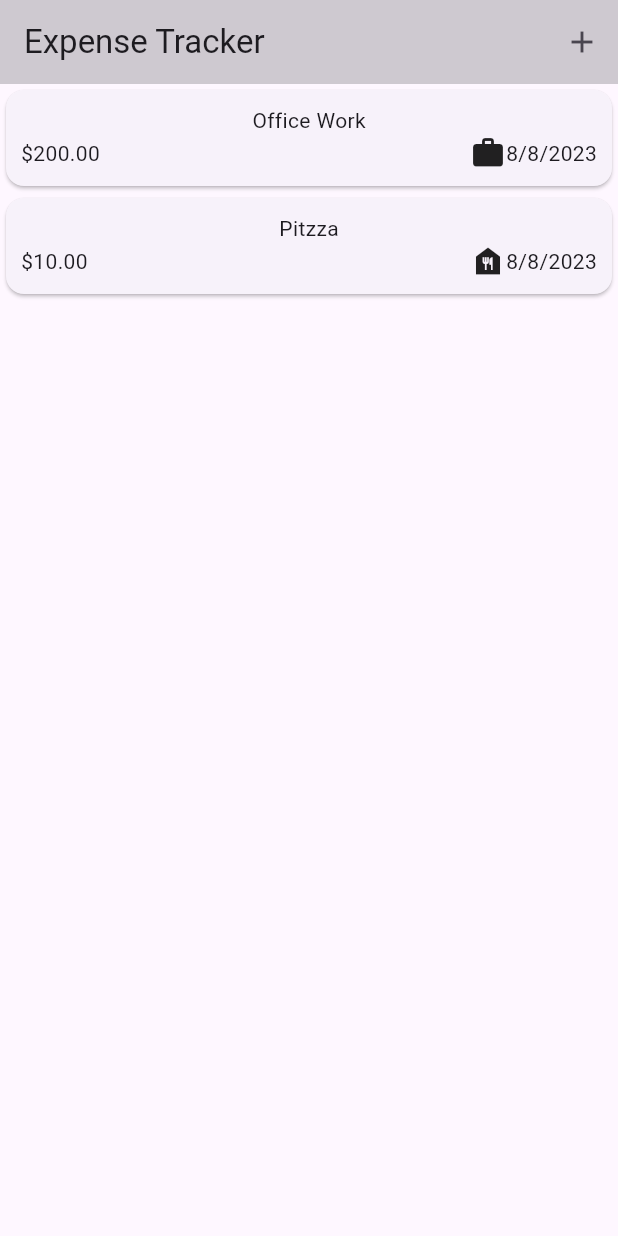
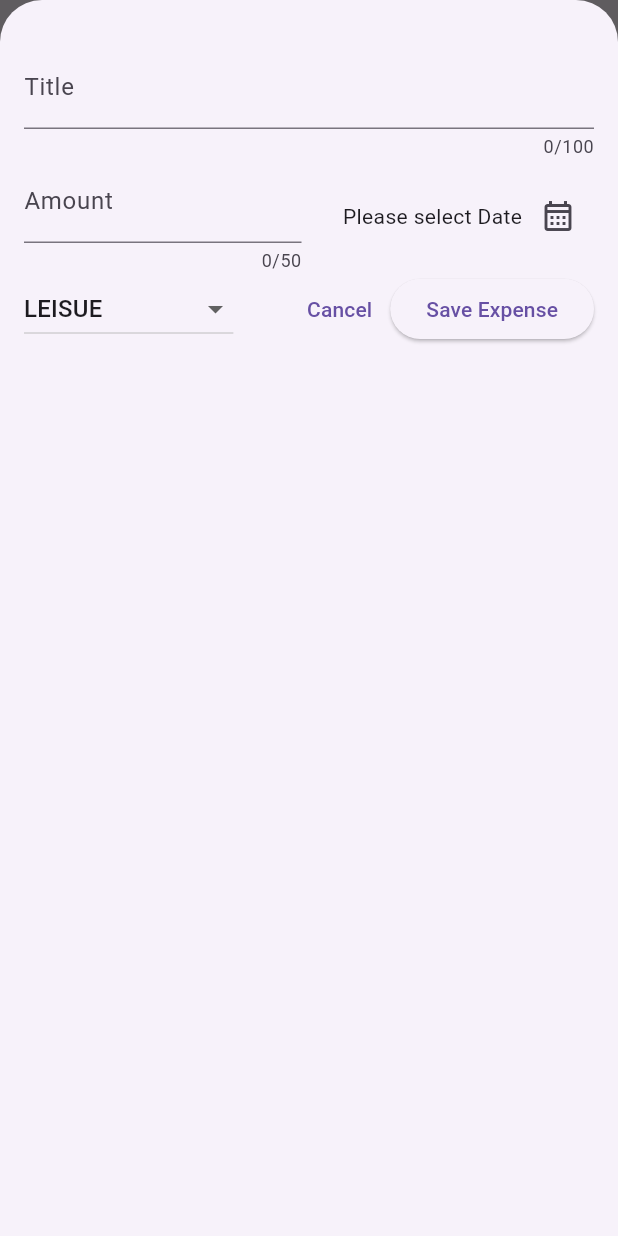
Before and after one commit to nitish97083/FlutterProjects, a Flutter app: the screen it shows after launch, after a tap on the "add" icon, on a phone screen of 412 x 824 dp. Run offline on Flutter 3.47's test engine with Material 2 defaults, Android fonts, the phone set to English and light mode, and no system bars.

Commit message:
App completed

```diff
--- a/lib/homePage.dart
+++ b/lib/homePage.dart
@@ -13,7 +13,7 @@ class _HomePageState extends State<HomePage> {
   Widget build(BuildContext context) {
     return Scaffold(
       appBar: AppBar(
-        backgroundColor: Color.fromARGB(66, 79, 79, 79),
+        backgroundColor: const Color.fromARGB(66, 79, 79, 79),
         title: const Text("Expense Tracker"),
         elevation: 0.5,
         actions: [
--- a/lib/main.dart
+++ b/lib/main.dart
@@ -1,4 +1,4 @@
-import 'package:expense_tracker/homePage.dart';
+import 'package:expense_tracker/widget/expenses.dart';
 import 'package:flutter/material.dart';
 
 void main() {
@@ -6,6 +6,6 @@ void main() {
     theme: ThemeData(
       useMaterial3: true,
     ),
-    home: HomePage(),
+    home: const Expenese(),
   ));
 }
--- a/lib/widget/expenseList/expenseList.dart
+++ b/lib/widget/expenseList/expenseList.dart
@@ -3,8 +3,10 @@ import 'package:expense_tracker/widget/expenseList/expenseItem.dart';
 import 'package:flutter/material.dart';
 
 class ExpenseList extends StatefulWidget {
-  const ExpenseList({super.key, required this.expensesList});
+  const ExpenseList(
+      {super.key, required this.expensesList, required this.onRemoveExpense});
   final List<Expense> expensesList;
+  final void Function(Expense expense) onRemoveExpense;
 
   @override
   State<ExpenseList> createState() => _ExpenseListState();
@@ -16,7 +18,12 @@ class _ExpenseListState extends State<ExpenseList> {
     return ListView.builder(
         itemCount: widget.expensesList.length,
         itemBuilder: (ctx, index) {
-          return ExpenseItem(expense: widget.expensesList[index]);
+          return Dismissible(
+              onDismissed: (direction) {
+                widget.onRemoveExpense(widget.expensesList[index]);
+              },
+              key: ValueKey(widget.expensesList[index]),
+              child: ExpenseItem(expense: widget.expensesList[index]));
         });
   }
 }
--- a/lib/widget/expenses.dart
+++ b/lib/widget/expenses.dart
@@ -1,4 +1,5 @@
 import 'package:expense_tracker/DataModel/expense.dart';
+import 'package:expense_tracker/widget/new_expense.dart';
 import 'package:flutter/material.dart';
 
 import 'expenseList/expenseList.dart';
@@ -11,7 +12,7 @@ class Expenese extends StatefulWidget {
 }
 
 class _ExpeneseState extends State<Expenese> {
-  final List<Expense> _addExpenses = [
+  final List<Expense> _registerExpenses = [
     Expense(
         title: "Office Work",
         ammount: 200.0,
@@ -24,10 +25,48 @@ class _ExpeneseState extends State<Expenese> {
         category: Category.food)
   ];
 
+  _addExpenses(Expense expense) {
+    setState(() {
+      _registerExpenses.add(expense);
+    });
+  }
+
+  _removeExpenses(Expense expense) {
+    setState(() {
+      _registerExpenses.remove(expense);
+    });
+  }
+
+  _openAddExpenseSheet() {
+    showModalBottomSheet(
+      context: context,
+      isScrollControlled: true,
+      builder: (ctx) => NewExpense(addOnExpense: _addExpenses),
+    );
+  }
+
   @override
   Widget build(BuildContext context) {
-    return ExpenseList(
-      expensesList: _addExpenses,
+    Widget mainContent = const Center(
+      child: Text(" No Expenses found! Please start adding some"),
+    );
+    if (_registerExpenses.isNotEmpty) {
+      mainContent = ExpenseList(
+        expensesList: _registerExpenses,
+        onRemoveExpense: _removeExpenses,
+      );
+    }
+    return Scaffold(
+      appBar: AppBar(
+        backgroundColor: const Color.fromARGB(66, 79, 79, 79),
+        title: const Text("Expense Tracker"),
+        elevation: 0.5,
+        actions: [
+          IconButton(
+              onPressed: _openAddExpenseSheet, icon: const Icon(Icons.add)),
+        ],
+      ),
+      body: mainContent,
     );
   }
 }
--- /dev/null
+++ b/lib/widget/new_expense.dart
@@ -0,0 +1,163 @@
+import 'package:expense_tracker/DataModel/expense.dart';
+import 'package:flutter/material.dart';
+import 'package:intl/intl.dart';
+
+final formatter = DateFormat.yMd();
+
+class NewExpense extends StatefulWidget {
+  const NewExpense({super.key, required this.addOnExpense});
+  final void Function(Expense expense) addOnExpense;
+
+  @override
+  State<NewExpense> createState() => _NewExpenseState();
+}
+
+class _NewExpenseState extends State<NewExpense> {
+  final _titleController = TextEditingController();
+  final _ammountController = TextEditingController();
+  DateTime? _pickedDate;
+  Category _selectedCategory = Category.leisue;
+  //2nd option to hold input text
+  var _inputText = '';
+  _saveInputText(String inputValue) {
+    _inputText = inputValue;
+  }
+
+  _showDatePicker() async {
+    final now = DateTime.now();
+    final firstDate = DateTime(now.year - 2, now.month, now.day);
+    final dateTime = await showDatePicker(
+        context: context,
+        initialDate: now,
+        firstDate: firstDate,
+        lastDate: now);
+    setState(() {
+      _pickedDate = dateTime;
+    });
+  }
+
+  _submitExpenseData() {
+    final enteredAmount = double.tryParse(_ammountController.text);
+
+    final amountIsInvalid = enteredAmount == null || enteredAmount <= 0;
+    if (amountIsInvalid ||
+        _titleController.text.trim().isEmpty ||
+        _pickedDate == null) {
+      showDialog(
+        context: context,
+        builder: (ctx) => AlertDialog(
+          title: const Text("Invalid Input"),
+          content: const Text(
+              "Please make sure valid Title, Amount, Date and Category entered."),
+          actions: [
+            TextButton(
+              onPressed: () {
+                Navigator.pop(ctx);
+              },
+              child: const Text("Okay"),
+            )
+          ],
+        ),
+      );
+      return;
+    }
+    widget.addOnExpense(Expense(
+        title: _titleController.text,
+        ammount: enteredAmount,
+        dateTime: _pickedDate!,
+        category: _selectedCategory));
+    Navigator.pop(context);
+  }
+
+  @override
+  void dispose() {
+    _titleController.dispose();
+    _ammountController.dispose();
+    super.dispose();
+  }
+
+  @override
+  Widget build(BuildContext context) {
+    return Padding(
+      padding: const EdgeInsets.fromLTRB(16, 30, 16, 16),
+      child: Column(
+        children: [
+          TextField(
+            controller: _titleController,
+            maxLength: 100,
+            keyboardType: TextInputType.text,
+            decoration: const InputDecoration(label: Text("Title")),
+          ),
+          Row(
+            children: [
+              Expanded(
+                child: TextField(
+                  controller: _ammountController,
+                  maxLength: 50,
+                  keyboardType: TextInputType.number,
+                  decoration: const InputDecoration(
+                      prefixText: '\$', label: Text("Amount")),
+                ),
+              ),
+              const SizedBox(
+                width: 10.0,
+              ),
+              Expanded(
+                child: Row(
+                  mainAxisAlignment: MainAxisAlignment.end,
+                  //crossAxisAlignment: CrossAxisAlignment.center,
+                  children: [
+                    Text(_pickedDate == null
+                        ? 'Please select Date'
+                        : formatter.format(_pickedDate!)),
+                    IconButton(
+                        onPressed: _showDatePicker,
+                        icon: const Icon(
+                          Icons.calendar_month_outlined,
+                        ))
+                  ],
+                ),
+              )
+            ],
+          ),
+          Row(
+            children: [
+              DropdownButton(
+                hint: const Text("Select Category"),
+                value: _selectedCategory,
+                items: Category.values
+                    .map(
+                      (category) => DropdownMenuItem(
+                        value: category,
+                        child: Text(
+                          category.name.toUpperCase(),
+                        ),
+                      ),
+                    )
+                    .toList(),
+                onChanged: ((values) {
+                  print(values);
+                  if (values == null) {
+                    return;
+                  }
+                  setState(() {
+                    _selectedCategory = values;
+                  });
+                }),
+              ),
+              const Spacer(),
+              TextButton(
+                  onPressed: () {
+                    Navigator.pop(context);
+                  },
+                  child: const Text("Cancel")),
+              ElevatedButton(
+                  onPressed: _submitExpenseData,
+                  child: const Text("Save Expense")),
+            ],
+          )
+        ],
+      ),
+    );
+  }
+}
```
